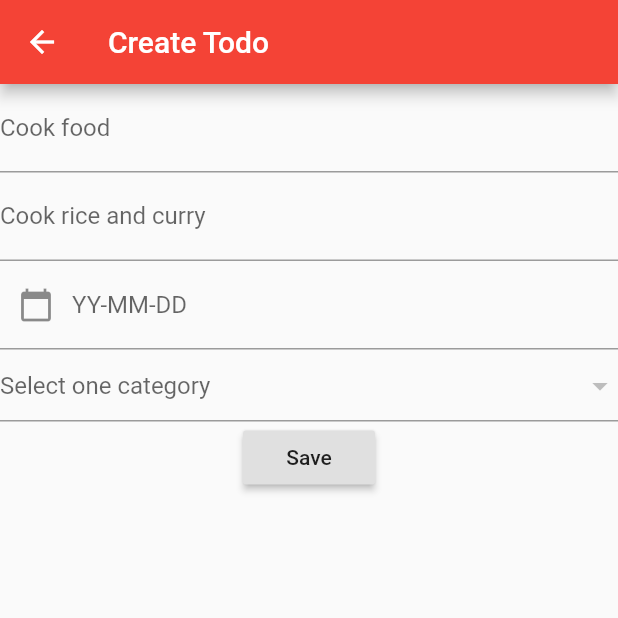
After one commit to mvargas9517/todo_app, a Flutter app: the TodoScreen screen opened directly, after a tap on "Save", on a phone screen of 412 x 824 dp, the top half of it. The commit adds this screen. Run offline on Flutter 3.47's test engine with Material 2 defaults, Android fonts, the phone set to English and light mode, and no system bars; our stand-ins replace sqflite; accounts and stored records are empty.

Commit message:
Worked on homescreen

```diff
--- /dev/null
+++ b/lib/models/todo.dart
@@ -0,0 +1,22 @@
+
+
+class Todo {
+  int id;
+  String title;
+  String description;
+  String category;
+  String todoDate;
+  int isFinished;
+
+  todoMap() {
+    var map = Map<String, dynamic> ();
+    map['id'] = id;
+    map['title'] = title;
+    map['description'] = description;
+    map['category'] = category;
+    map['todoDate'] = todoDate;
+    map['isFinished'] = isFinished;
+
+    return map;
+  }
+}
--- a/lib/repo/db_connection.dart
+++ b/lib/repo/db_connection.dart
@@ -14,6 +14,9 @@ class DatabaseConnection{
   }
 
   _onCreatingDatabase(Database db, int version) async {
-    await db.execute("CREATE TABLE categories(id INTEGER PRIMARY KEY, name TEXT, description TEXT)");
+    await db.execute(
+        "CREATE TABLE categories(id INTEGER PRIMARY KEY, name TEXT, description TEXT)");
+    await db.execute(
+        "CREATE TABLE todos(id INTEGER PRIMARY KEY, title TEXT, description TEXT, category TEXT, todoDate TEXT, isFinished INTEGER)");
   }
 }
--- a/lib/screens/home_screen.dart
+++ b/lib/screens/home_screen.dart
@@ -1,5 +1,8 @@
 import 'package:flutter/material.dart';
 import 'package:todoapp/helpers/drawer_navigation.dart';
+import 'package:todoapp/screens/todo_screen.dart';
+import 'package:todoapp/services/todo_service.dart';
+import 'package:todoapp/models/todo.dart';
 
 class HomeScreen extends StatefulWidget {
   @override
@@ -7,6 +10,34 @@ class HomeScreen extends StatefulWidget {
 }
 
 class _HomeScreenState extends State<HomeScreen> {
+  TodoService _todoService;
+  List<Todo> _todoList = List<Todo>();
+
+  @override
+  void initState() {
+    super.initState();
+    getAllTodos();
+  }
+
+  getAllTodos() async {
+    _todoService = TodoService();
+    _todoList = List<Todo>();
+    var todos = await _todoService.getTodos();
+    todos.forEach((todo){
+      setState(() {
+        var model = Todo();
+        model.id = todo['id'];
+        model.title = todo['title'];
+        model.description = todo['description'];
+        model.category = todo['category'];
+        model.todoDate = todo['todoDate'];
+        model.isFinished = todo['isFinished'];
+        _todoList.add(model);
+      });
+    }
+    );
+  }
+
   @override
   Widget build(BuildContext context) {
     return Scaffold(
@@ -14,6 +45,28 @@ class _HomeScreenState extends State<HomeScreen> {
         title: Text('Todo app'),
       ),
       drawer: DrawerNavigation(),
+      body: ListView.builder(
+        itemCount: _todoList.length,
+        itemBuilder: (context, index) {
+          return Card(
+            child: ListTile(
+              title: Row(
+                mainAxisAlignment: MainAxisAlignment.spaceBetween,
+                children: <Widget>[
+                  Text(_todoList[index].title ?? 'No title'),
+                ],
+              ),
+            ),
+          );
+        }
+      ),
+      floatingActionButton: FloatingActionButton(
+        backgroundColor: Colors.red,
+        onPressed: () {
+          Navigator.push(context, MaterialPageRoute(builder: (context) => TodoScreen()));
+        },
+        child: Icon(Icons.add),
+      ),
     );
   }
 }
--- /dev/null
+++ b/lib/screens/todo_screen.dart
@@ -0,0 +1,132 @@
+import 'package:flutter/material.dart';
+import 'package:todoapp/models/todo.dart';
+import 'package:todoapp/services/category_service.dart';
+import 'package:intl/intl.dart';
+import 'package:todoapp/services/todo_service.dart';
+
+class TodoScreen extends StatefulWidget {
+  @override
+  _TodoScreenState createState() => _TodoScreenState();
+}
+
+class _TodoScreenState extends State<TodoScreen> {
+
+  var _todoTitle = TextEditingController();
+
+  var _todoDescription = TextEditingController();
+
+  var _todoDate = TextEditingController();
+
+  var _categories = List<DropdownMenuItem>();
+
+  var _selectedValue;
+
+  final GlobalKey<ScaffoldState> _scaffoldkey = GlobalKey<ScaffoldState>();
+
+
+  _loadCategories() async {
+    var _categoryService = CategoryService();
+    var categories = await _categoryService.getCategories();
+    categories.forEach((category) {
+      setState(() {
+        _categories.add(DropdownMenuItem(child: Text(category['name']), value: category['name'],));
+      });
+    });
+  }
+
+
+  @override
+  void initState() {
+    super.initState();
+    _loadCategories();
+  }
+
+  DateTime _date = DateTime.now();
+
+  _selectTodoDate (BuildContext context) async {
+   var _pickedDate = await showDatePicker(context: context, initialDate: _date, firstDate: DateTime(2000), lastDate: DateTime(2099));
+   if (_pickedDate != null) {
+     setState(() {
+       _date = _pickedDate;
+       _todoDate.text = DateFormat('yyyy-MM-dd').format(_pickedDate);
+     });
+   }
+  }
+
+
+  _showSnackBar(message) {
+    var _snackBar = SnackBar(
+      content: message,
+    );
+    _scaffoldkey.currentState.showSnackBar(_snackBar);
+  }
+
+  @override
+  Widget build(BuildContext context) {
+    return Scaffold(
+      key: _scaffoldkey,
+      appBar: AppBar(
+        title: Text('Create Todo'),
+      ),
+      body: Column(
+        children: <Widget>[
+          TextField(
+            controller: _todoTitle,
+            decoration: InputDecoration(
+              hintText: 'Todo title',
+              labelText: 'Cook food',
+            ),
+          ),
+          TextField(
+            controller: _todoDescription,
+            decoration: InputDecoration(
+              hintText: 'Todo description',
+              labelText: 'Cook rice and curry',
+            ),
+          ),
+          TextField(
+            controller: _todoDate,
+            decoration: InputDecoration(
+              hintText: 'YY-MM-DD',
+              labelText: 'YY-MM-DD',
+              prefixIcon: InkWell(
+                onTap: () {
+                  setState(() {
+                    _selectTodoDate(context);
+                  });
+                },
+                  child: Icon(Icons.calendar_today),
+              ),
+             ),
+            ),
+          DropdownButtonFormField(
+            value: _selectedValue,
+            items: _categories,
+            hint: Text('Select one category'),
+            onChanged: (value) {
+              setState(() {
+                _selectedValue = value;
+              });
+            },
+          ),
+          RaisedButton(
+            onPressed: () async {
+              var todoObj = Todo();
+              todoObj.title = _todoTitle.text;
+              todoObj.description = _todoDescription.text;
+              todoObj.todoDate = _todoDate.text;
+              todoObj.category = _selectedValue.text;
+              todoObj.isFinished = 0;
+              var _todoService = TodoService();
+              var result = _todoService.insertTodo(todoObj);
+              if (result > 0) {
+                _showSnackBar(Text('Sucess'));
+              }
+            },
+            child: Text('Save'),
+          ),
+        ],
+      ),
+    );
+  }
+}
--- /dev/null
+++ b/lib/services/todo_service.dart
@@ -0,0 +1,18 @@
+import 'package:todoapp/models/todo.dart';
+import 'package:todoapp/repo/repository.dart';
+
+class TodoService {
+  Repository _repository;
+
+  TodoService () {
+    _repository = Repository();
+  }
+
+  insertTodo(Todo todo) async {
+   return await _repository.save('todos', todo.todoMap());
+  }
+
+  getTodos() async {
+    return await _repository.getAll('todos');
+  }
+}
--- a/pubspec.yaml
+++ b/pubspec.yaml
@@ -25,6 +25,7 @@ dependencies:
   cupertino_icons: ^0.1.2
   sqflite: ^1.3.0
   path_provider: ^1.6.5
+  intl: ^0.16.1
 
 dev_dependencies:
   flutter_test:
```
Also changed, not shown: pubspec.lock.
